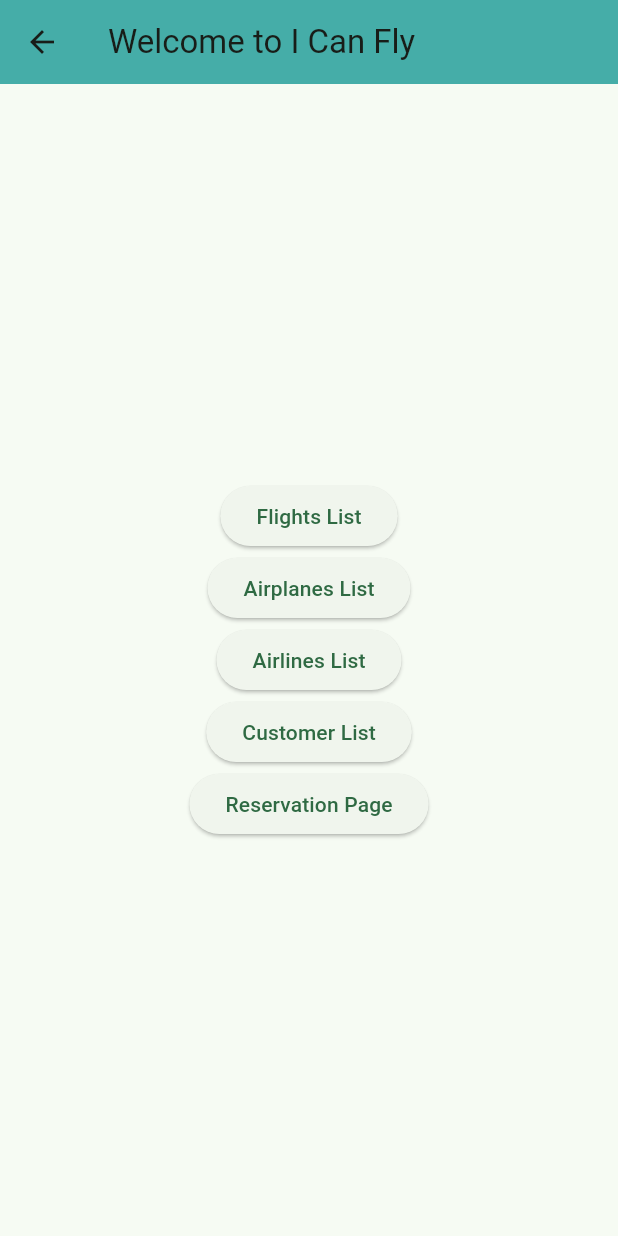
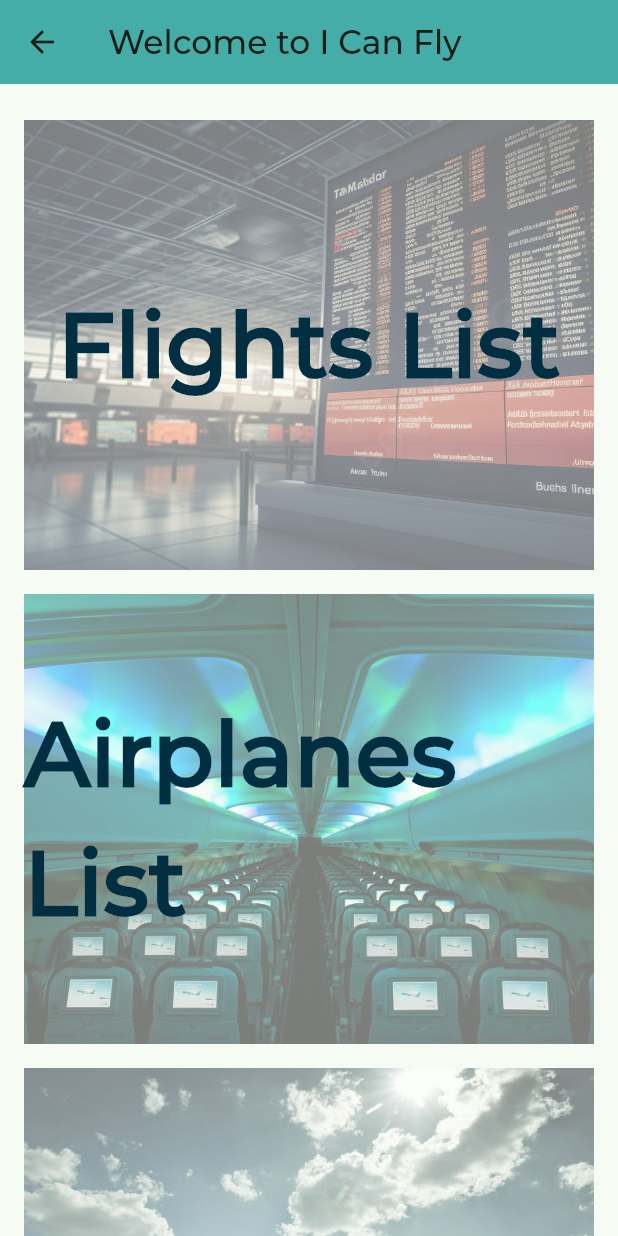
Before and after one commit to koloyyee/i_can_fly, a Flutter app: the HomePage screen opened directly, on a phone screen of 412 x 824 dp. Run offline on Flutter 3.47's test engine with Material 3 defaults, Android fonts, the phone set to English and light mode, and no system bars; our stand-ins replace floor, fluttertoast, shared_preferences, sqflite; missing offline and left inert: encrypted_shared_preferences; accounts and stored records are empty; generated files the repository leaves out were written again.

Commit message:
Orientation edits, Added images as buttons, changed font

```diff
--- a/lib/main.dart
+++ b/lib/main.dart
@@ -3,6 +3,7 @@ import 'package:i_can_fly/db/database.dart';
 import 'package:i_can_fly/page/admin/admin_login.dart';
 import 'package:i_can_fly/page/admin/admin_reg.dart';
 import 'package:i_can_fly/page/airplane/airplane_page.dart';
+import 'package:i_can_fly/page/airplane/manage_airplane.dart';
 import 'package:i_can_fly/page/customer/customer_list.dart';
 import 'package:i_can_fly/page/customer/customer_login_page.dart';
 import 'package:i_can_fly/page/customer/customer_register_page.dart';
@@ -12,12 +13,10 @@ import 'package:i_can_fly/page/welcome.dart';
 import 'package:i_can_fly/utils/theme-color.dart';
 import 'dart:async';
 import 'package:floor/floor.dart';
-
 import 'package:i_can_fly/page/reservation/reservation_list.dart';
 
 void main() {
   runApp(const MyApp());
-  // "2023-04-01 10:00:00"
 }
 
 class MyApp extends StatelessWidget {
@@ -30,6 +29,8 @@ class MyApp extends StatelessWidget {
       theme: ThemeData(
         colorScheme: ColorScheme.fromSeed(seedColor: Color(CTColor.Green.colorValue)),
         useMaterial3: true,
+        // Define the default font family here if you want it applied throughout the app
+        fontFamily: 'Montserrat',
       ),
       initialRoute: "/welcome",
       routes: {
@@ -42,31 +43,17 @@ class MyApp extends StatelessWidget {
         "/customer-login": (context) => const CustomerLoginPage(),
         "/customer-register": (context) => const CustomerRegisterPage(),
         "/airplanes": (context) => const AirplanePage(),
+        "/manage-airplane": (context) => const ManageAirplanePage(isEditMode: false),
         "/customers": (context) => const CustomerListPage(),
         //"/reservations": (context) => const ReservationListPage(flightDao),
-
       },
       restorationScopeId: "app",
     );
   }
 }
 
-class HomePage extends StatefulWidget {
+class HomePage extends StatelessWidget {
   const HomePage({super.key});
-
-  @override
-  State<HomePage> createState() => _HomePageState();
-}
-
-class _HomePageState extends State<HomePage> {
-  late Future<AppDatabase> _database;
-
-  @override
-  void initState() {
-    super.initState();
-    _database = $FloorAppDatabase.databaseBuilder('app_database.db').build();
-    print(_database.then((db)=> print(db.database)));
-  }
 
   @override
   Widget build(BuildContext context) {
@@ -75,41 +62,80 @@ class _HomePageState extends State<HomePage> {
         title: const Text("Welcome to I Can Fly"),
         backgroundColor: Color(CTColor.Teal.colorValue),
       ),
-      body: Center(
-        child: Column(
-          mainAxisAlignment: MainAxisAlignment.center,
+      body: ListView(
+        padding: const EdgeInsets.all(16.0),
+        children: [
+          _buildButton(
+            title: 'Flights List',
+            imagePath: 'images/flights.jpg', // Updated path without 'assets/'
+            context: context,
+            routeName: '/admin-login',
+          ),
+          _buildButton(
+            title: 'Airplanes List',
+            imagePath: 'images/airplane.jpg', // Updated path without 'assets/'
+            context: context,
+            routeName: '/airplanes',
+          ),
+          _buildButton(
+            title: 'Airlines List',
+            imagePath: 'images/airline.jpg',
+            context: context,
+            routeName: '/airlines',
+          ),
+          _buildButton(
+            title: 'Customer List',
+            imagePath: 'images/Customers.jpg',
+            context: context,
+            routeName: '/customers',
+          ),
+          _buildButton(
+            title: 'Reservation Page',
+            imagePath: 'images/Reservation.jpeg',
+            context: context,
+            routeName: '/reservations',
+          ),
+        ],
+      ),
+    );
+  }
+
+  Widget _buildButton({
+    required String title,
+    required String imagePath,
+    required BuildContext context,
+    required String routeName,
+  }) {
+    final double imageHeight = 300.0; // Define height here
+    final double opacity = 0.50; // Set desired opacity (0.0 to 1.0)
+
+    return GestureDetector(
+      onTap: () {
+        Navigator.pushNamed(context, routeName);
+      },
+      child: Container(
+        height: imageHeight, // Set the defined height
+        margin: const EdgeInsets.symmetric(vertical: 8.0),
+        child: Stack(
+          fit: StackFit.expand,
           children: [
-            ElevatedButton(
-              onPressed: () {
-                Navigator.pushNamed(context, "/admin-login");
-              },
-              child: const Text("Flights List"),
+            Opacity(
+              opacity: opacity, // Adjust opacity here
+              child: Image.asset(
+                imagePath,
+                fit: BoxFit.cover,
+              ),
             ),
-            ElevatedButton(
-              onPressed: () {
-                Navigator.pushNamed(context, "/airplanes");
-              },
-              child: const Text("Airplanes List"),
-            ),
-            ElevatedButton(
-              onPressed: () {
-                Navigator.pushNamed(context, "/airlines");
-              },
-              child: const Text("Airlines List"),
-            ),
-            ElevatedButton(
-              onPressed: () {
-                Navigator.pushNamed(
-                    context, "/customers");
-              },
-              child: const Text("Customer List"),
-            ),
-            ElevatedButton(
-              onPressed: () {
-                Navigator.pushNamed(
-                    context, "/reservations");
-              },
-              child: const Text("Reservation Page"),
+            Center(
+              child: Text(
+                title,
+                style: TextStyle(
+                  color: Color(CTColor.BlackTeal.colorValue), // Text color set to DarkTeal
+                  fontSize: 60, // Change font size here
+                  fontWeight: FontWeight.bold,
+                  fontFamily: 'Montserrat', // Apply Montserrat font
+                ),
+              ),
             ),
           ],
         ),
--- a/lib/utils/theme-color.dart
+++ b/lib/utils/theme-color.dart
@@ -2,7 +2,8 @@ enum CTColor {
   Lime(0xffE5FCC2),
   Green(0xff9DE0AD),
   Teal(0xff45ADA8),
-  DarkTeal(0xff2E8B57);
+  DarkTeal(0xff2E8B57),
+  BlackTeal(0xff012E40);
 
   final int colorValue;
   const CTColor(this.colorValue);
```
Also changed, not shown: lib/page/airplane/airplane_page.dart (+8 -1 lines), lib/page/airplane/manage_airplane.dart (+17 -19 lines), pubspec.yaml (+10 -0 lines), fonts/Montserrat-Medium.ttf (added), images/Customers.jpg (added), images/Reservation.jpeg (added), images/airline.jpg (added), images/airplane.jpg (added), images/flights.jpg (added).
